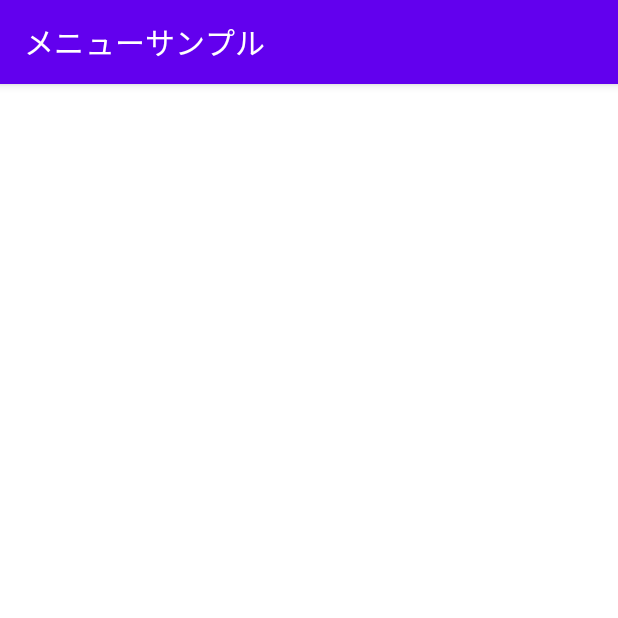
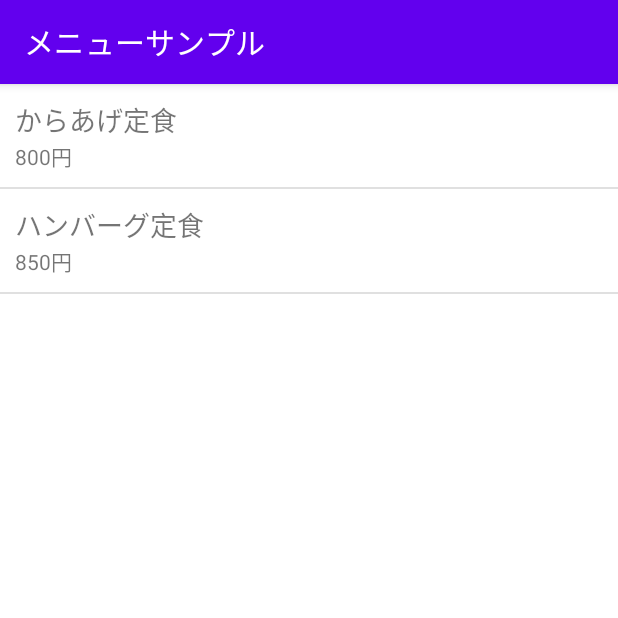
Before and after one commit to TakashiSasaki/android-2021, an Android app: the screen it shows after launch (MainActivity), on a phone screen of 412 x 824 dp, the top half of it. Run offline under Robolectric (Android 15) with nearby library versions, the phone set to English and light mode, and no system bars.

Commit message:
createTeishokuList

```diff
--- a/MenuSample/app/src/main/java/jp/ac/kawahara/t_sasaki/menusample/MainActivity.kt
+++ b/MenuSample/app/src/main/java/jp/ac/kawahara/t_sasaki/menusample/MainActivity.kt
@@ -1,11 +1,70 @@
 package jp.ac.kawahara.t_sasaki.menusample
 
+import android.content.Intent
+import android.os.Bundle
+import android.view.View
+import android.widget.AdapterView
+import android.widget.ListView
+import android.widget.SimpleAdapter
 import androidx.appcompat.app.AppCompatActivity
-import android.os.Bundle
 
 class MainActivity : AppCompatActivity() {
+
+    private var _menuList = mutableListOf<MutableMap<String, Any>>()
+    private val _from = arrayOf("name", "price")
+    private val _to = intArrayOf(R.id.tvMenuNameRow, R.id.tvMenuPriceRow)
+
     override fun onCreate(savedInstanceState: Bundle?) {
         super.onCreate(savedInstanceState)
         setContentView(R.layout.activity_main)
+
+        _menuList = createTeishokuList()
+        val lvMenu = findViewById<ListView>(R.id.lvMenu)
+        val adapter = SimpleAdapter(
+            this, _menuList, R.layout.row,
+            _from, _to
+        )
+        lvMenu.adapter = adapter
+        lvMenu.onItemClickListener = ListItemClickListener()
     }
+
+    private fun createTeishokuList(): MutableList<MutableMap<String, Any>> {
+        val menuList: MutableList<MutableMap<String, Any>> = mutableListOf()
+        menuList.add(
+            mutableMapOf(
+                "name" to "からあげ定食",
+                "desc" to "若鳥のから揚げにサラダ、ご飯とお味噌汁が付きます。",
+                "price" to 800
+            )
+        )
+        menuList.add(
+            mutableMapOf(
+                "name" to "ハンバーグ定食",
+                "desc" to "手ごねハンバーグにサラダ、ご飯とお味噌汁が付きます。",
+                "price" to 850
+            )
+        )
+        return menuList
+    }//createTeishokuList
+
+    private inner class ListItemClickListener : AdapterView.OnItemClickListener {
+        override fun onItemClick(parent: AdapterView<*>?, view: View?, position: Int, id: Long) {
+            val item = parent?.getItemAtPosition(position)
+                    as MutableMap<String, Any>
+            val name = item["name"] as String //String
+            val price = item["price"] as Int //int
+            val desc = item["desc"] as String //String
+
+            val intent = Intent(
+                this@MainActivity,
+                MenuThanksActivity::class.java
+            )
+            intent.putExtra("menuName", name)
+            intent.putExtra("menuDesc", desc)
+            intent.putExtra("menuPrice", price)
+            startActivity(intent)
+        }//onItemClick
+    }//ListItemClickListener
+
+
 }
--- /dev/null
+++ b/MenuSample/app/src/main/res/layout/row.xml
@@ -0,0 +1,36 @@
+<?xml version="1.0" encoding="utf-8"?>
+<LinearLayout xmlns:android="http://schemas.android.com/apk/res/android"
+    android:layout_width="match_parent"
+    android:layout_height="wrap_content"
+    android:orientation="vertical">
+
+    <TextView
+        android:id="@+id/tvMenuNameRow"
+        android:layout_width="match_parent"
+        android:layout_height="wrap_content"
+        android:layout_marginLeft="10dp"
+        android:layout_marginTop="10dp"
+        android:textSize="18sp" />
+
+    <LinearLayout
+        android:layout_width="match_parent"
+        android:layout_height="match_parent"
+        android:layout_marginLeft="10dp"
+        android:layout_marginBottom="10dp"
+        android:orientation="horizontal">
+
+        <TextView
+            android:id="@+id/tvMenuPriceRow"
+            android:layout_width="wrap_content"
+            android:layout_height="wrap_content"
+            android:textSize="14sp" android:minWidth="20dp"/>
+
+        <TextView
+            android:layout_width="wrap_content"
+            android:layout_height="wrap_content"
+            android:text="@string/tv_menu_unit"
+            android:textSize="14sp" />
+
+    </LinearLayout>
+
+</LinearLayout>
```
